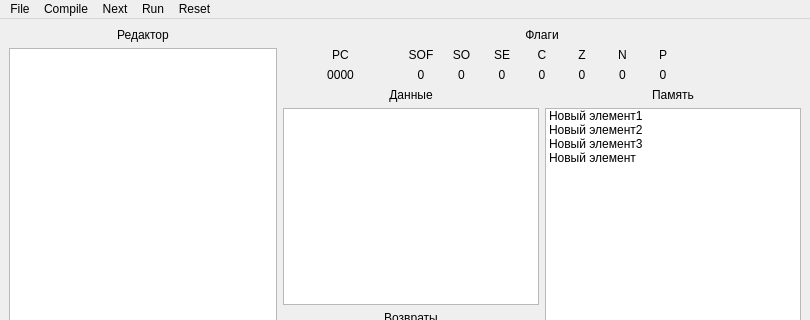
Qt form mainwindow.ui (Vanek623/EmulatorStackCPU) before a commit; both pictures show x 0 to 810 and y 0 to 320 of the 810 by 559 pixel window.
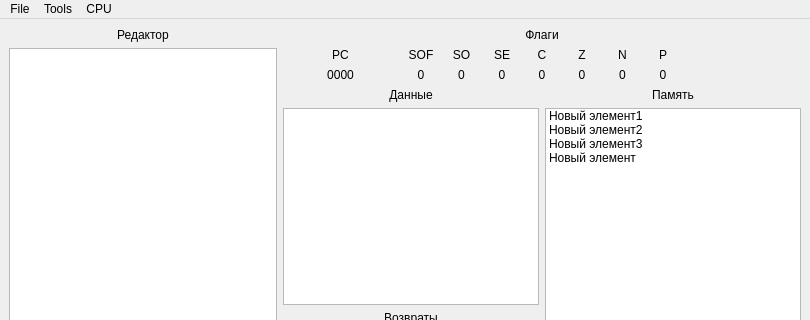
The same form after that commit.

Diff of the .ui file:
```diff
--- a/mainwindow.ui
+++ b/mainwindow.ui
@@ -451,31 +451,22 @@
     <addaction name="menuLoad"/>
     <addaction name="menuSave"/>
    </widget>
-   <widget class="QMenu" name="menuCompile">
+   <widget class="QMenu" name="menuTools">
     <property name="title">
-     <string>Compile</string>
+     <string>Tools</string>
     </property>
    </widget>
-   <widget class="QMenu" name="menuNext">
+   <widget class="QMenu" name="menuCPU">
     <property name="title">
-     <string>Next</string>
+     <string>CPU</string>
     </property>
-   </widget>
-   <widget class="QMenu" name="menuRun">
-    <property name="title">
-     <string>Run</string>
-    </property>
-   </widget>
-   <widget class="QMenu" name="menuReset">
-    <property name="title">
-     <string>Reset</string>
-    </property>
+    <addaction name="actionNext"/>
+    <addaction name="actionRun"/>
+    <addaction name="actionReset"/>
    </widget>
    <addaction name="menuFile"/>
-   <addaction name="menuCompile"/>
-   <addaction name="menuNext"/>
-   <addaction name="menuRun"/>
-   <addaction name="menuReset"/>
+   <addaction name="menuTools"/>
+   <addaction name="menuCPU"/>
   </widget>
   <widget class="QStatusBar" name="statusbar"/>
   <action name="menuLoad">
```
Left out of the diff: 29 changed lines with no effect on the pictures.
